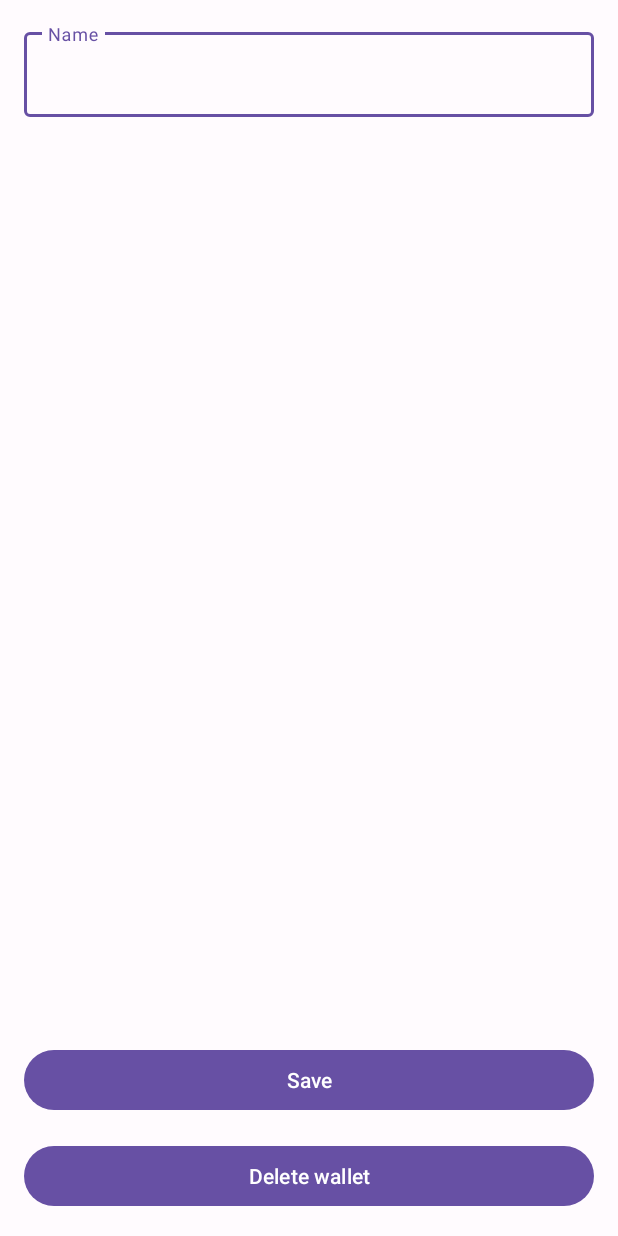
After one commit to zihadrizkyef/Wallet, an Android app: the WalletSettingActivity screen opened directly, with no data from a screen before it, on a phone screen of 412 x 824 dp. The commit adds this screen. Run offline under Robolectric (Android 15) with nearby library versions, the phone set to English and light mode, and no system bars; libraries missing offline, so code that uses them is left out: io.realm; 2 statements that could not run were skipped.

Commit message:
add feature : update and delete wallet

```diff
--- a/app/src/main/AndroidManifest.xml
+++ b/app/src/main/AndroidManifest.xml
@@ -26,11 +26,14 @@
             android:name=".activity.RegisterActivity"
             android:windowSoftInputMode="adjustResize" />
         <activity
-            android:name=".activity.SettingActivity"
+            android:name=".activity.UserProfileActivity"
             android:windowSoftInputMode="adjustResize" />
         <activity android:name=".activity.main.MainActivity" />
         <activity
             android:name=".activity.AddWalletActivity"
+            android:windowSoftInputMode="adjustResize" />
+        <activity
+            android:name=".activity.WalletSettingActivity"
             android:windowSoftInputMode="adjustResize" />
         <activity android:name=".activity.transactionlist.TransactionListActivity" />
         <activity
--- /dev/null
+++ b/app/src/main/res/drawable/ic_account_circle.xml
@@ -0,0 +1,5 @@
+<vector android:height="24dp" android:tint="#000000"
+    android:viewportHeight="24" android:viewportWidth="24"
+    android:width="24dp" xmlns:android="http://schemas.android.com/apk/res/android">
+    <path android:fillColor="@android:color/white" android:pathData="M12,2C6.48,2 2,6.48 2,12s4.48,10 10,10s10,-4.48 10,-10S17.52,2 12,2zM12,6c1.93,0 3.5,1.57 3.5,3.5S13.93,13 12,13s-3.5,-1.57 -3.5,-3.5S10.07,6 12,6zM12,20c-2.03,0 -4.43,-0.82 -6.14,-2.88C7.55,15.8 9.68,15 12,15s4.45,0.8 6.14,2.12C16.43,19.18 14.03,20 12,20z"/>
+</vector>
--- /dev/null
+++ b/app/src/main/res/layout/activity_wallet_setting.xml
@@ -0,0 +1,40 @@
+<?xml version="1.0" encoding="utf-8"?>
+<androidx.constraintlayout.widget.ConstraintLayout xmlns:android="http://schemas.android.com/apk/res/android"
+    xmlns:app="http://schemas.android.com/apk/res-auto"
+    android:layout_width="match_parent"
+    android:layout_height="match_parent">
+
+    <com.google.android.material.textfield.TextInputLayout
+        android:id="@+id/layoutName"
+        android:layout_width="match_parent"
+        android:layout_height="wrap_content"
+        android:layout_margin="16dp"
+        android:hint="@string/name"
+        app:layout_constraintTop_toTopOf="parent">
+
+        <com.google.android.material.textfield.TextInputEditText
+            android:id="@+id/inputName"
+            android:layout_width="match_parent"
+            android:layout_height="wrap_content"
+            android:inputType="text|textCapWords"
+            android:maxLines="1" />
+
+    </com.google.android.material.textfield.TextInputLayout>
+
+    <com.google.android.material.button.MaterialButton
+        android:id="@+id/buttonDeleteWallet"
+        android:layout_width="match_parent"
+        android:layout_height="wrap_content"
+        android:layout_margin="16dp"
+        android:text="@string/delete_wallet"
+        app:layout_constraintBottom_toBottomOf="parent" />
+
+    <com.google.android.material.button.MaterialButton
+        android:id="@+id/buttonSave"
+        android:layout_width="match_parent"
+        android:layout_height="wrap_content"
+        android:layout_margin="16dp"
+        android:text="@string/save"
+        app:layout_constraintBottom_toTopOf="@+id/buttonDeleteWallet" />
+
+</androidx.constraintlayout.widget.ConstraintLayout>
--- a/app/src/main/res/values/strings.xml
+++ b/app/src/main/res/values/strings.xml
@@ -65,9 +65,12 @@
     <string name="name_required">Name <font color='#FF0000'>*</font></string>
     <string name="wrong_password">Wrong password!</string>
     <string name="delete_account">Delete account</string>
-    <string name="delete_account_question">Are you sure to delete account?</string>
+    <string name="delete_account_question">Are you sure to delete this account?</string>
     <string name="yes">Yes</string>
     <string name="cancel">Cancel</string>
     <string name="update_success">Update success!</string>
     <string name="delete_account_success">Delete account success!</string>
+    <string name="hi_n">Hi %s!</string>
+    <string name="delete_wallet">Delete wallet</string>
+    <string name="delete_wallet_question">Are you sure to delete this wallet?</string>
 </resources>
```
Also changed, not shown: app/src/main/java/com/zhd/dompet/activity/SettingActivity.kt (deleted, +0 -53 lines), app/src/main/java/com/zhd/dompet/activity/UserProfileActivity.kt (added, +83 -0 lines), app/src/main/java/com/zhd/dompet/activity/WalletSettingActivity.kt (added, +85 -0 lines), app/src/main/java/com/zhd/dompet/activity/main/MainActivity.kt (+21 -16 lines), app/src/main/java/com/zhd/dompet/activity/transactionlist/TransactionListActivity.kt (+28 -12 lines), app/src/main/res/layout/activity_main.xml (+5 -5 lines), app/src/main/res/layout/activity_transaction_list.xml (+20 -3 lines), repository/src/main/java/com/zhd/repository/repo/WalletRepository.kt (+9 -0 lines), app/src/main/res/layout/activity_user_profile.xml (renamed from app/src/main/res/layout/activity_setting.xml), 1 other file.
